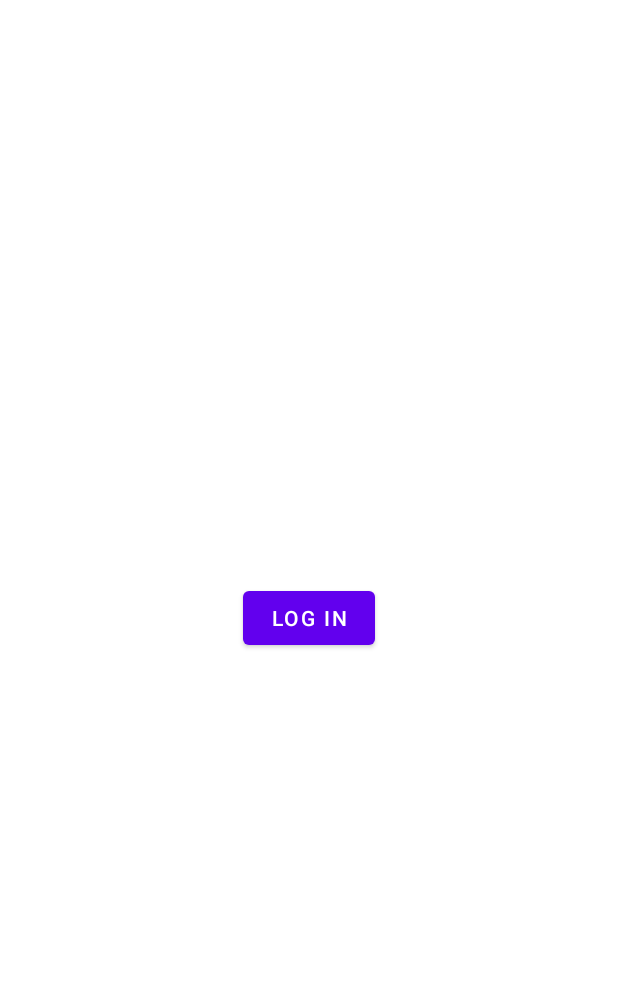
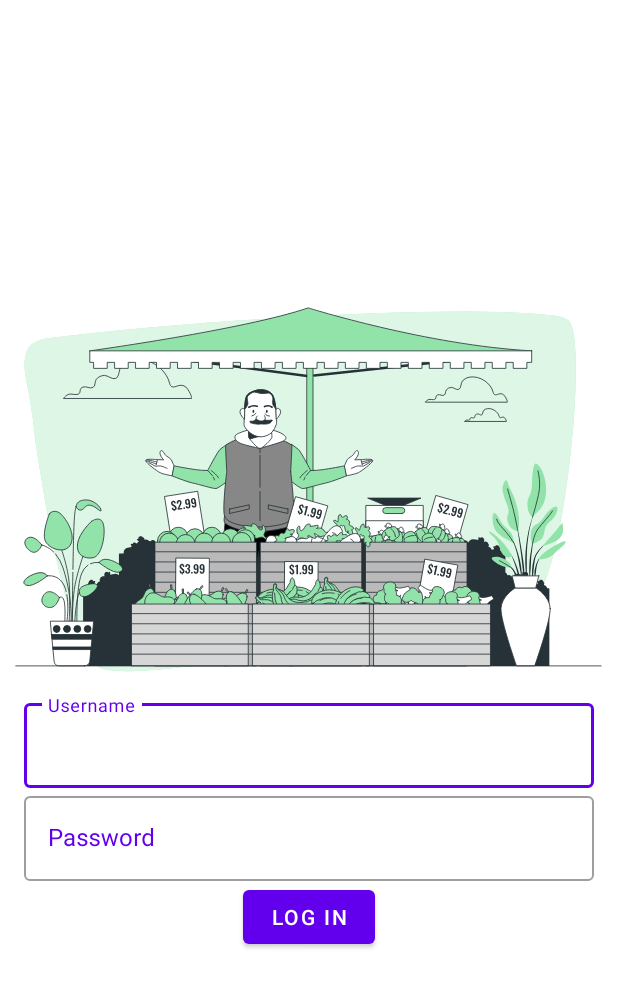
Before and after one commit to CodePath-AND102-Group-12/Temp, an Android app: the screen it shows after launch (LogInActivity), on a phone screen of 412 x 824 dp. Shown: the top 987 px of the screen. Run offline under Robolectric (Android 15) with nearby library versions, the phone set to English and light mode, and no system bars.

Commit message:
added hero image and username/password fields

```diff
--- a/app/src/main/res/layout/activity_login.xml
+++ b/app/src/main/res/layout/activity_login.xml
@@ -5,13 +5,69 @@
     android:layout_width="match_parent"
     android:layout_height="match_parent">
 
-    <Button
-        android:id="@+id/button"
-        android:layout_width="wrap_content"
+    <LinearLayout
+        android:layout_width="match_parent"
         android:layout_height="wrap_content"
-        android:text="Log In"
+        android:orientation="vertical"
+        app:layout_constraintTop_toTopOf="parent"
         app:layout_constraintBottom_toBottomOf="parent"
-        app:layout_constraintEnd_toEndOf="parent"
         app:layout_constraintStart_toStartOf="parent"
-        app:layout_constraintTop_toTopOf="parent" />
+        app:layout_constraintEnd_toEndOf="parent">
+
+        <ImageView
+            android:id="@+id/heroImage"
+            android:layout_width="match_parent"
+            android:layout_height="wrap_content"
+            android:adjustViewBounds="true"
+            android:scaleType="fitStart"
+            app:srcCompat="@drawable/hero_image" />
+
+        <com.google.android.material.textfield.TextInputLayout
+            android:id="@+id/userLayout"
+            android:layout_width="match_parent"
+            android:layout_height="wrap_content"
+            android:layout_marginStart="16dp"
+            android:layout_marginEnd="16dp"
+            android:hint="Username"
+            android:textColorHint="?attr/colorPrimary"
+            style="@style/Widget.MaterialComponents.TextInputLayout.OutlinedBox">
+
+            <com.google.android.material.textfield.TextInputEditText
+                android:id="@+id/userInput"
+                android:layout_width="match_parent"
+                android:layout_height="match_parent"
+                android:singleLine="true"
+                android:inputType="text"/>
+
+        </com.google.android.material.textfield.TextInputLayout>
+
+        <com.google.android.material.textfield.TextInputLayout
+            android:id="@+id/passwordLayout"
+            android:layout_width="match_parent"
+            android:layout_height="wrap_content"
+            android:layout_marginStart="16dp"
+            android:layout_marginEnd="16dp"
+            android:hint="Password"
+            android:textColorHint="?attr/colorPrimary"
+            style="@style/Widget.MaterialComponents.TextInputLayout.OutlinedBox">
+
+            <com.google.android.material.textfield.TextInputEditText
+                android:id="@+id/passwordInput"
+                android:layout_width="match_parent"
+                android:layout_height="match_parent"
+                android:singleLine="true"
+                android:inputType="textPassword"/>
+
+        </com.google.android.material.textfield.TextInputLayout>
+
+        <Button
+            android:id="@+id/button"
+            android:layout_width="wrap_content"
+            android:layout_height="wrap_content"
+            android:text="Log In"
+            android:layout_gravity="center_horizontal"/>
+
+
+    </LinearLayout>
+
 </androidx.constraintlayout.widget.ConstraintLayout>
```
